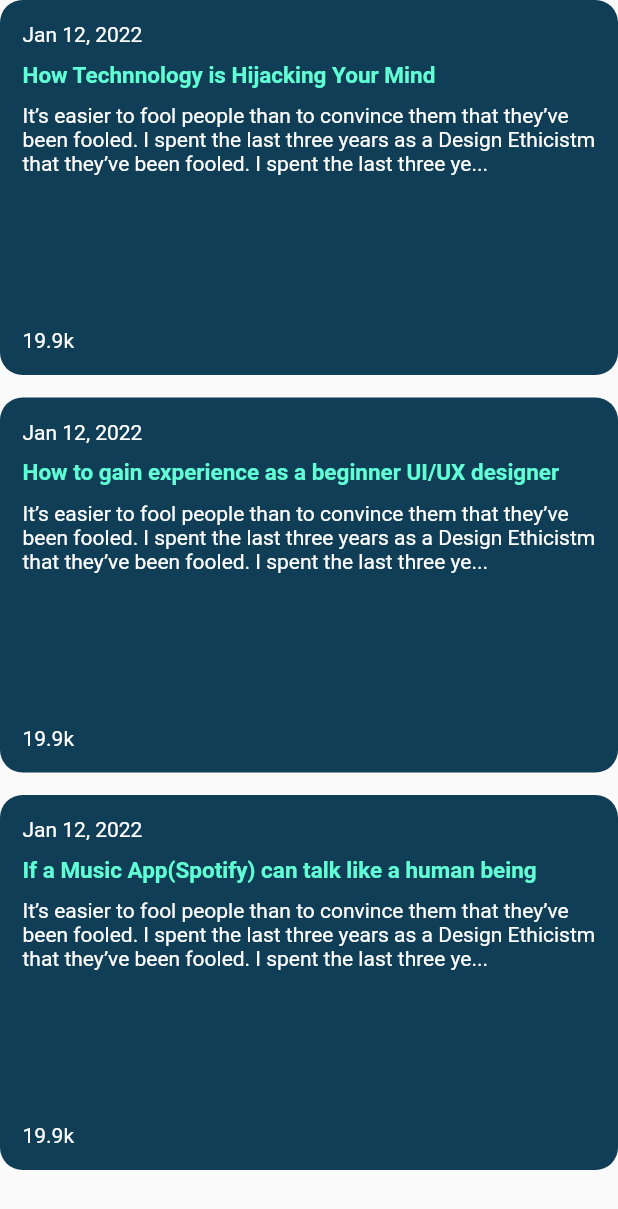
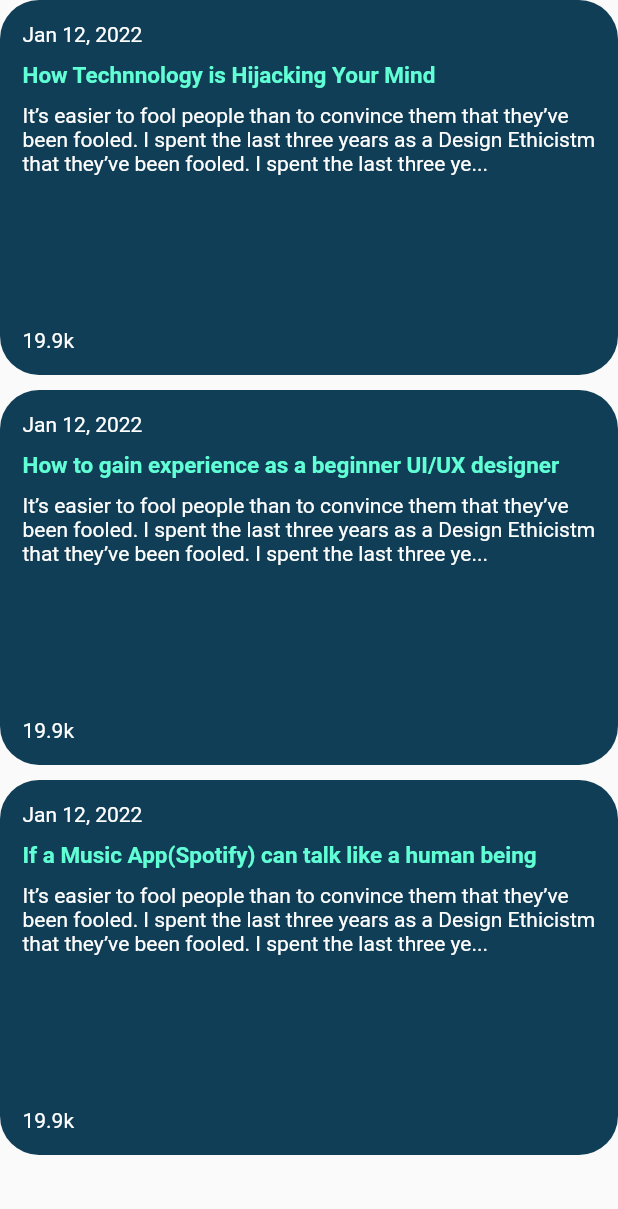
Before and after one commit to mati1yas/mindplex_app, a Flutter app: the BookmarkScreen widget shown alone on an empty page, opened directly, on a phone screen of 412 x 824 dp. Shown: the top 1209 px of the screen. Run offline on Flutter 3.47's test engine with Material 2 defaults, Android fonts, the phone set to English and light mode, and no system bars; our stand-ins replace animated_splash_screen, another_flushbar, cached_network_image, dio, flutter_boxicons, flutter_highlight and 6 more; missing offline and left inert: shimmer_effect; accounts and stored records are empty; network calls fail.

Commit message:
minor fixes profile page

```diff
--- a/lib/profile/bookmark_screen.dart
+++ b/lib/profile/bookmark_screen.dart
@@ -4,6 +4,7 @@ import 'package:flutter/material.dart';
 import 'package:flutter/services.dart';
 import 'package:get/get.dart';
 import 'package:mindplex_app/profile/user_profile_controller.dart';
+import 'package:mindplex_app/utils/colors.dart';
 
 class BookmarkScreen extends StatefulWidget {
   const BookmarkScreen({super.key});
@@ -38,14 +39,14 @@ class _BookmarkScreen extends State<BookmarkScreen> {
   Widget build(BuildContext context) {
     return ListView.separated(
         itemCount: _posts.length,
-        separatorBuilder: (context, index) => SizedBox(height: 15),
+        separatorBuilder: (context, index) => SizedBox(height: 10),
         itemBuilder: (context, index) {
           var current = _posts[index];
           return Container(
             padding: EdgeInsets.all(15),
             decoration: BoxDecoration(
-              borderRadius: BorderRadius.circular(15),
-              color: Color(0xFF103e56),
+              borderRadius: BorderRadius.circular(26),
+              color: blogContainerColor,
             ),
             height: 250,
             width: 140,
```
Also changed, not shown: lib/profile/about_screen.dart (+4 -6 lines).
